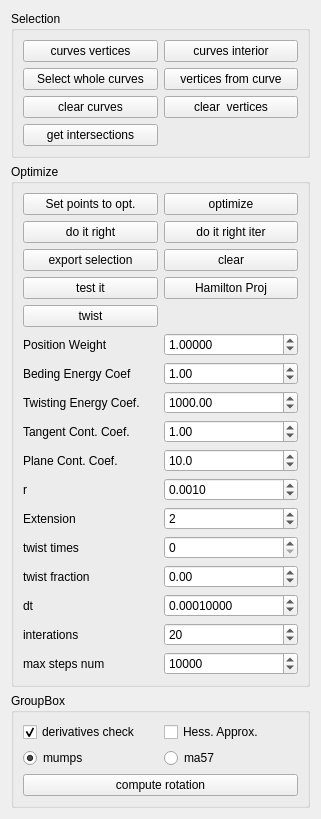
First picture: the form in elastic/elasticpanel.ui, repository nullas/PetGL, before the edit.
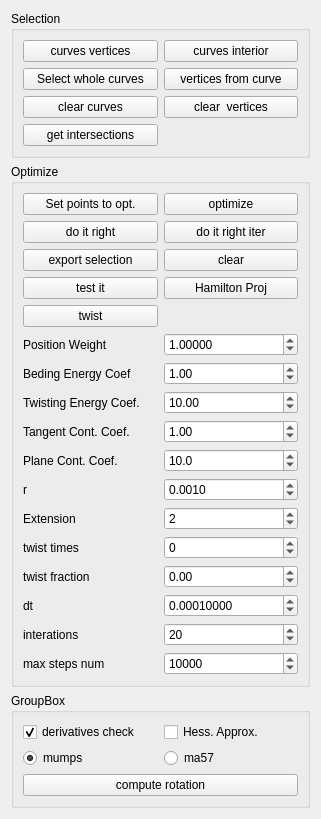
Second picture: the form after the edit.

What changed in the file:
```diff
--- a/elastic/elasticpanel.ui
+++ b/elastic/elasticpanel.ui
@@ -227,7 +227,7 @@
          <double>99999.990000000005239</double>
         </property>
         <property name="value">
-         <double>1000.000000000000000</double>
+         <double>10.000000000000000</double>
         </property>
        </widget>
       </item>
@@ -276,7 +276,11 @@
        </widget>
       </item>
       <item row="12" column="1">
-       <widget class="QSpinBox" name="spinBox_twist_times"/>
+       <widget class="QSpinBox" name="spinBox_twist_times">
+        <property name="minimum">
+         <number>-99</number>
+        </property>
+       </widget>
       </item>
       <item row="16" column="0">
        <widget class="QLabel" name="label_2">
```
